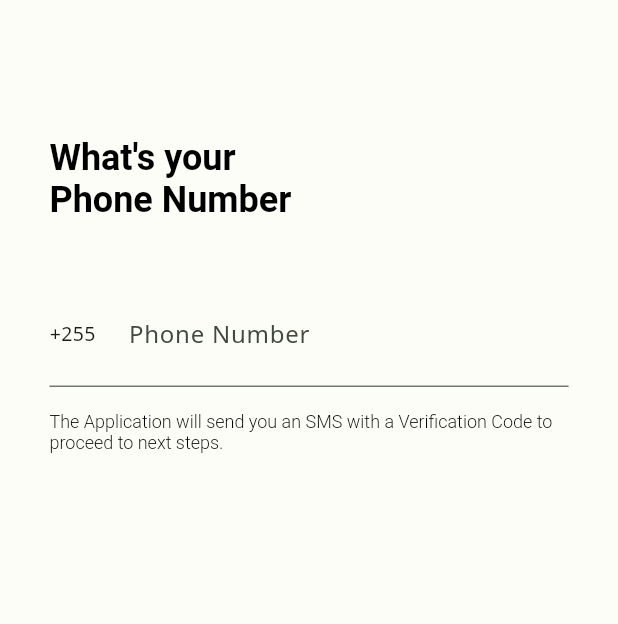
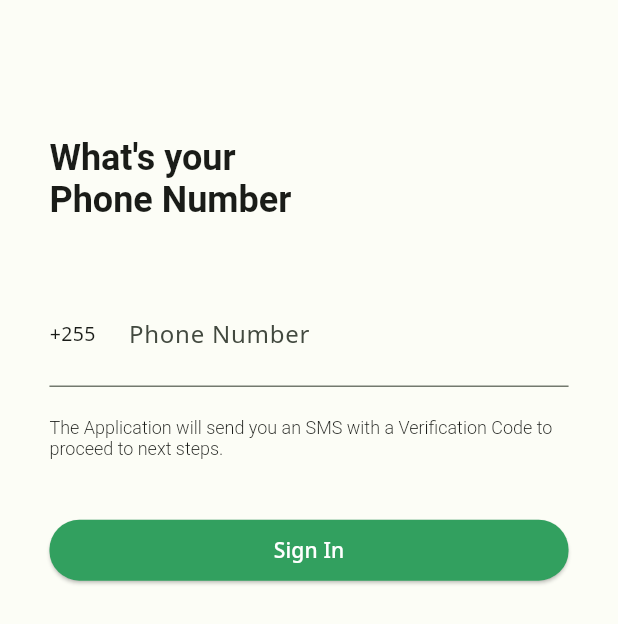
Before and after one commit to sharifu57/greenleaf_app, a Flutter app: the screen it shows after launch, on a phone screen of 412 x 824 dp. Shown: the top 624 px of the screen. Run offline on Flutter 3.47's test engine with Material 3 defaults, Android fonts, the light colour scheme and no system bars; our stand-ins replace dio, flutter_screenutil, flutter_svg, shared_preferences, smooth_page_indicator; statements that could not run were skipped.

Commit message:
auth provider

```diff
--- a/lib/main.dart
+++ b/lib/main.dart
@@ -3,6 +3,7 @@ import 'dart:io';
 import 'package:flutter/foundation.dart';
 import 'package:flutter/material.dart';
 import 'package:flutter_screenutil/flutter_screenutil.dart';
+import 'package:greenleaf_app/modules/authentication/providers/auth_provider.dart';
 import 'package:greenleaf_app/shared/providers/app_provider.dart';
 import 'package:greenleaf_app/shared/screens/splash_screen.dart';
 import 'package:greenleaf_app/shared/utils/color_schemes.g.dart';
@@ -42,7 +43,12 @@ class _GreenLeafAppState extends State<GreenLeafApp> {
     ThemeData themeWithFont(ThemeData theme) => theme.copyWith();
 
     return MultiProvider(
-      providers: [ChangeNotifierProvider(create: (_) => AppProvider())],
+      providers: [
+        ChangeNotifierProvider(create: (_) => AppProvider()),
+        ChangeNotifierProvider(
+          create: (_) => AuthProvider(),
+        )
+      ],
       child: ScreenUtilInit(
         designSize: const Size(375, 812),
         minTextAdapt: true,
--- /dev/null
+++ b/lib/modules/authentication/providers/auth_provider.dart
@@ -0,0 +1,51 @@
+import 'package:dio/dio.dart';
+import 'package:flutter/material.dart';
+import 'package:greenleaf_app/shared/utils/data_connection.dart';
+
+class AuthProvider with ChangeNotifier {
+  Dio dio = Dio();
+
+  String _errorMessage = "";
+  String _successMessage = "";
+  bool _isLoading = false;
+
+  late DataConnection _dataConnection;
+
+  String get errorMessage => _errorMessage;
+  String get successMessage => _successMessage;
+  bool get isLoading => _isLoading;
+
+  AuthProvider() {
+    _dataConnection = DataConnection();
+  }
+
+  void startLoading() {
+    _isLoading = true;
+    notifyListeners();
+  }
+
+  void stopLoading() {
+    _isLoading = false;
+    notifyListeners();
+  }
+
+  Future<bool> signUp(String phoneNumber) async {
+    startLoading();
+
+    try {
+      Response response = await dio.post('${DataConnection.baseUrl}/sign',
+          data: {phoneNumber: phoneNumber});
+
+      print("========response: $response");
+      stopLoading();
+
+      return true;
+    } on DioException catch (e) {
+      stopLoading();
+      print("========error: $e");
+      _errorMessage = "Failed to sign in. Please try again.";
+
+      return false;
+    }
+  }
+}
--- a/lib/modules/authentication/screens/sign_up.dart
+++ b/lib/modules/authentication/screens/sign_up.dart
@@ -1,8 +1,11 @@
 import 'package:flutter/material.dart';
 import 'package:flutter_screenutil/flutter_screenutil.dart';
+import 'package:greenleaf_app/modules/authentication/providers/auth_provider.dart';
+import 'package:greenleaf_app/shared/components/buttons/base_button.dart';
 import 'package:greenleaf_app/shared/components/forms/input_form.dart';
 import 'package:greenleaf_app/shared/components/headers/header_text.dart';
 import 'package:greenleaf_app/shared/utils/colors.dart';
+import 'package:provider/provider.dart';
 
 class SignUp extends StatefulWidget {
   const SignUp({super.key});
@@ -11,8 +14,8 @@ class SignUp extends StatefulWidget {
   State<SignUp> createState() => _SignUpState();
 }
 
-class _SignUpState extends State<SignUp> {
-  TextEditingController _phoneConteroller = new TextEditingController();
+class _SignUpState extends State<SignUp> with TickerProviderStateMixin {
+  final TextEditingController _phoneConteroller = TextEditingController();
   final _formKey = GlobalKey<FormState>();
   final FocusNode _phoneFocusNode = FocusNode();
 
@@ -23,8 +26,14 @@ class _SignUpState extends State<SignUp> {
     super.dispose();
   }
 
+  ColorScheme colorScheme(BuildContext context) {
+    return Theme.of(context).colorScheme;
+  }
+
   @override
   Widget build(BuildContext context) {
+    final authProvider = Provider.of<AuthProvider>(context);
+
     return Scaffold(
       body: SingleChildScrollView(
         child: Padding(
@@ -48,9 +57,11 @@ class _SignUpState extends State<SignUp> {
                     InputForm(
                       roundedBorder: false,
                       labelText: "Phone Number",
-                      labelStyle: TextStyle(fontSize: 12),
+                      labelStyle:
+                          TextStyle(fontSize: 12, fontWeight: FontWeight.bold),
                       hintText: "Enter Phone Number",
-                      hintStyle: TextStyle(fontSize: 13),
+                      hintStyle:
+                          TextStyle(fontSize: 13, fontWeight: FontWeight.w400),
                       controller: _phoneConteroller,
                       validator: (value) {
                         if (value!.length < 10) {
@@ -64,7 +75,7 @@ class _SignUpState extends State<SignUp> {
                       focusNode: _phoneFocusNode, // Add focusNode here
                     ),
                     Container(
-                      padding: EdgeInsets.symmetric(vertical: 16.h),
+                      padding: EdgeInsets.symmetric(vertical: 20.h),
                       child: SizedBox(
                         child: RichText(
                           text: TextSpan(
@@ -72,10 +83,26 @@ class _SignUpState extends State<SignUp> {
                                 "The Application will send you an SMS with a Verification Code to proceed to next steps.",
                             style: TextStyle(
                                 fontSize: 12,
-                                color: Colors.black,
-                                fontWeight: FontWeight.w300),
+                                fontWeight: FontWeight.w300,
+                                color: colorScheme(context).onSurface),
                           ),
                         ),
+                      ),
+                    ),
+                    SizedBox(
+                      height: 20,
+                    ),
+                    SizedBox(
+                      height: 40.h,
+                      child: BaseButton(
+                        isFullwidth: true,
+                        name: "Sign In",
+                        onPressed: () {
+                          _formKey.currentState?.validate() ?? false
+                              ? _handleFormSubmit(
+                                  authProvider, _phoneConteroller.text)
+                              : null;
+                        },
                       ),
                     )
                   ],
@@ -87,4 +114,18 @@ class _SignUpState extends State<SignUp> {
       ),
     );
   }
+
+  void _handleFormSubmit(AuthProvider authProvider, phoneNumber) {
+    print("Form submitted successfully! $phoneNumber");
+    authProvider.signUp(phoneNumber).then((success) => {
+          if (!success)
+            {
+              ScaffoldMessenger.of(context).showSnackBar(
+                SnackBar(
+                    content: Text("Failed to sign up"),
+                    backgroundColor: colorScheme(context).error),
+              )
+            }
+        });
+  }
 }
--- a/lib/shared/components/forms/input_form.dart
+++ b/lib/shared/components/forms/input_form.dart
@@ -64,8 +64,7 @@ class _InputFormState extends State<InputForm> {
         hintText: widget.hintText,
         hintStyle: widget.hintStyle,
         prefixIcon: Padding(
-          padding:
-              const EdgeInsets.only(right: 8.0), // Adjust padding for spacing
+          padding: const EdgeInsets.only(right: 8.0),
           child: Row(
             mainAxisSize: MainAxisSize.min,
             children: [
@@ -73,8 +72,7 @@ class _InputFormState extends State<InputForm> {
                 widget.countryCode,
                 style: const TextStyle(fontSize: 13),
               ),
-              const SizedBox(
-                  width: 10), // Space between country code and hint text
+              const SizedBox(width: 10),
             ],
           ),
         ),
--- a/lib/shared/components/headers/header_text.dart
+++ b/lib/shared/components/headers/header_text.dart
@@ -9,6 +9,10 @@ class HeaderText extends StatefulWidget {
 }
 
 class _HeaderTextState extends State<HeaderText> {
+  ColorScheme colorScheme(BuildContext context) {
+    return Theme.of(context).colorScheme;
+  }
+
   @override
   Widget build(BuildContext context) {
     return RichText(
@@ -18,7 +22,10 @@ class _HeaderTextState extends State<HeaderText> {
           TextSpan(
             text: widget.title,
             style: TextStyle(
-                fontSize: 24, fontWeight: FontWeight.bold, color: Colors.black),
+              fontSize: 24,
+              fontWeight: FontWeight.bold,
+              color: colorScheme(context).onSurface,
+            ),
           ),
         ],
       ),
--- a/lib/shared/screens/intro_screen.dart
+++ b/lib/shared/screens/intro_screen.dart
@@ -2,7 +2,6 @@ import 'package:flutter/material.dart';
 import 'package:flutter_svg/flutter_svg.dart';
 import 'package:greenleaf_app/shared/utils/colors.dart';
 import 'package:smooth_page_indicator/smooth_page_indicator.dart';
-import 'package:flutter_screenutil/flutter_screenutil.dart';
 
 class IntroductionScreen extends StatefulWidget {
   const IntroductionScreen({super.key});
--- a/lib/shared/screens/splash_screen.dart
+++ b/lib/shared/screens/splash_screen.dart
@@ -1,5 +1,4 @@
 import 'package:flutter/material.dart';
-import 'package:greenleaf_app/modules/authentication/screens/sign_in.dart';
 import 'package:greenleaf_app/modules/authentication/screens/sign_up.dart';
 import 'package:greenleaf_app/shared/screens/app_logo.dart';
 import 'package:greenleaf_app/shared/screens/intro_screen.dart';
--- /dev/null
+++ b/lib/shared/utils/data_connection.dart
@@ -0,0 +1,10 @@
+import 'package:dio/dio.dart';
+import 'package:flutter/material.dart';
+
+class DataConnection extends ChangeNotifier {
+  late Dio dio;
+
+  static const String serverUrl = "http://localhost:8008";
+
+  static const String baseUrl = '$serverUrl/api/v1/';
+}
--- a/lib/shared/utils/navigato_to.dart
+++ b/lib/shared/utils/navigato_to.dart
@@ -1,6 +1,4 @@
 import 'package:flutter/cupertino.dart';
-import 'package:flutter/material.dart';
-import 'package:greenleaf_app/shared/screens/intro_screen.dart';
 
 void navigateAndReplace(BuildContext context, Widget widgetScreen) {
   // switch (routeName) {
--- a/pubspec.yaml
+++ b/pubspec.yaml
@@ -27,7 +27,7 @@ dependencies:
   go_router: ^14.8.0
   shared_preferences: ^2.5.2
   package_info_plus: ^8.2.1
-  connectivity_plus: ^6.1.3
+  # connectivity_plus: ^6.1.3
   freezed: ^2.5.8
   flutter_native_splash: ^2.4.4
   intl: ^0.20.2
@@ -41,6 +41,8 @@ dependencies:
   lottie: ^3.3.1
   flutter_screenutil: ^5.9.3
   flutter_svg: ^2.0.17
+  connectivity_plus: ^5.0.2
+  dio: ^5.8.0+1
 
 
 dev_dependencies:
```
Also changed, not shown: pubspec.lock, 4 other files.
